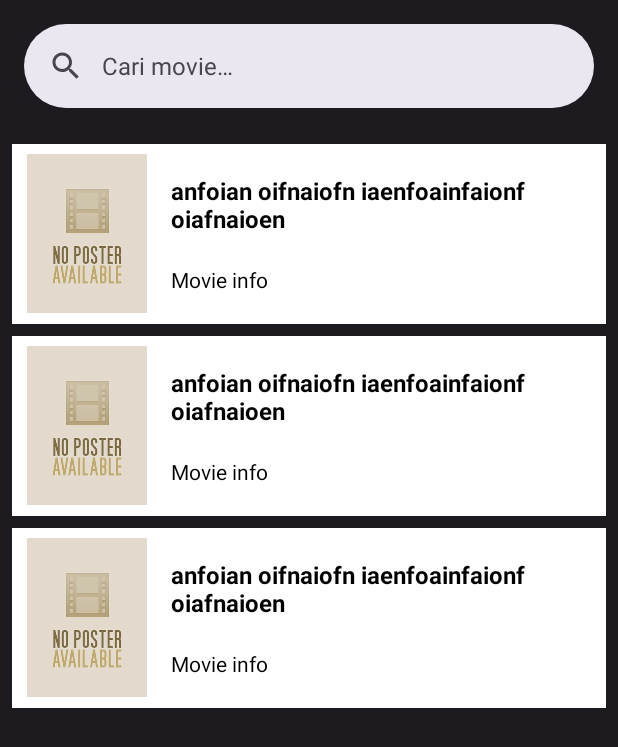
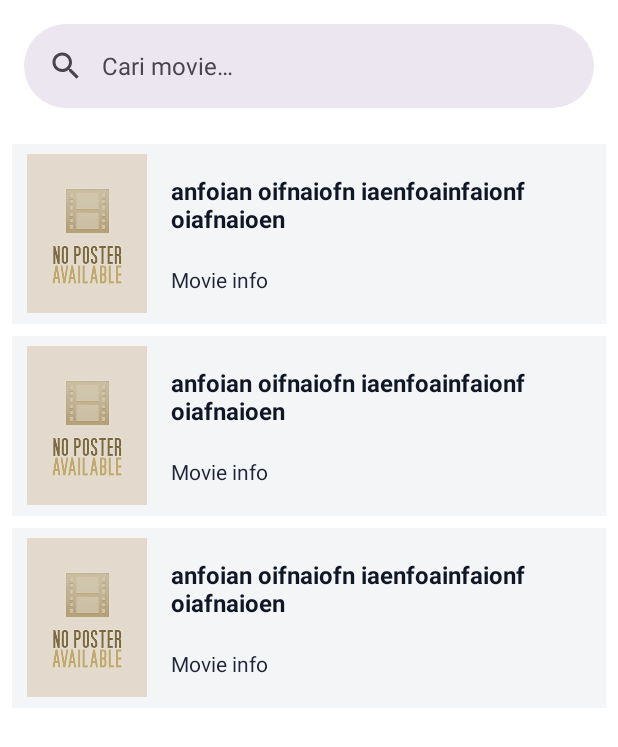
Before and after one commit to irgiys/MyMovieList, an Android app: the layout activity_main.xml on its own in the app's theme, with its tools: preview values and no code run, on a phone screen of 412 x 824 dp. Shown: the top 747 px of the screen. Run offline under Robolectric (Android 15) with nearby library versions, the phone set to English and light mode, and no system bars.

Commit message:
85 percent

```diff
--- a/app/src/main/java/com/ourapps/mymovielist/ui/MovieDetailActivity.kt
+++ b/app/src/main/java/com/ourapps/mymovielist/ui/MovieDetailActivity.kt
@@ -139,4 +139,8 @@ class MovieDetailActivity : AppCompatActivity(), View.OnClickListener {
             this.visibility = View.GONE
         }
     }
+    @Suppress("DEPRECATION")
+    fun onBackPressed(view: View) {
+        super.onBackPressed()
+    }
 }
--- a/app/src/main/res/layout/activity_main.xml
+++ b/app/src/main/res/layout/activity_main.xml
@@ -29,15 +29,15 @@
             android:id="@+id/searchBar"
             android:layout_width="match_parent"
             android:layout_height="wrap_content"
-            android:hint="@string/searchbar_hint">
-
-        </com.google.android.material.search.SearchBar>
+            android:hint="@string/searchbar_hint" />
     </androidx.appcompat.widget.Toolbar>
 
     <com.google.android.material.search.SearchView
         android:id="@+id/searchView"
         android:layout_width="0dp"
         android:layout_height="0dp"
+        android:background="#00854545"
+        android:backgroundTint="#B42424"
         android:hint="@string/searchbar_hint"
         app:layout_anchor="@id/toolbar"
         app:layout_constraintBottom_toBottomOf="parent"
--- a/app/src/main/res/layout/activity_movie_detail.xml
+++ b/app/src/main/res/layout/activity_movie_detail.xml
@@ -5,6 +5,7 @@
     android:id="@+id/main"
     android:layout_width="match_parent"
     android:layout_height="match_parent"
+    android:background="?attr/colorAccent"
     tools:context=".ui.MovieDetailActivity">
 
     <com.google.android.material.appbar.AppBarLayout
@@ -84,7 +85,7 @@
                 android:id="@+id/tv_genre"
                 android:layout_width="wrap_content"
                 android:layout_height="wrap_content"
-                android:layout_marginVertical="2dp"
+                android:layout_marginVertical="4dp"
                 android:text="@string/genre"
                 android:visibility="visible" />
 
--- a/app/src/main/res/layout/movie_item.xml
+++ b/app/src/main/res/layout/movie_item.xml
@@ -7,7 +7,7 @@
     android:layout_marginTop="8dp"
     android:paddingHorizontal="10dp"
     android:layout_marginHorizontal="8dp"
-    android:background="@color/design_default_color_on_primary"
+    android:background="?attr/colorAccent"
     >
 
     <ImageView
@@ -33,7 +33,7 @@
             app:layout_constraintStart_toEndOf="@id/poster"
             app:layout_constraintEnd_toEndOf="parent"
             app:layout_constraintBottom_toTopOf="@id/tv_info"
-            android:textColor="@color/black"
+            android:textColor="?attr/colorPrimary"
             android:textSize="16sp"
             android:textStyle="bold"
             tools:text="anfoian oifnaiofn iaenfoainfaionf oiafnaioen" />
@@ -48,7 +48,7 @@
             app:layout_constraintTop_toBottomOf="@id/tv_title"
             app:layout_constraintEnd_toEndOf="parent"
             app:layout_constraintBottom_toBottomOf="parent"
-            android:textColor="@color/black"
+            android:textColor="?attr/colorSecondary"
             tools:text="@string/movie_info"
             />
 
--- a/app/src/main/res/values-night/themes.xml
+++ b/app/src/main/res/values-night/themes.xml
@@ -3,5 +3,15 @@
     <style name="Base.Theme.MyMovieList" parent="Theme.Material3.DayNight.NoActionBar">
         <!-- Customize your dark theme here. -->
         <!-- <item name="colorPrimary">@color/my_dark_primary</item> -->
+         <item name="colorOnBackground">@color/dark_primary</item>
+        <item name="colorAccent">@color/dark_secondary</item>
+        <item name="colorSurface">@color/dark_bg</item>
+
+
+        <item name="colorPrimary">@color/dark_text1</item>
+        <item name="colorSecondary">@color/dark_text2</item>
+
+        <item name="android:navigationBarColor">@color/dark_primary</item>
+        <item name="android:statusBarColor">@color/dark_primary</item>
     </style>
 </resources>
--- a/app/src/main/res/values/colors.xml
+++ b/app/src/main/res/values/colors.xml
@@ -2,4 +2,25 @@
 <resources>
     <color name="black">#FF000000</color>
     <color name="white">#FFFFFFFF</color>
+
+    <!--  dark -->
+    <color name="dark_primary">#0F1626</color>
+    <color name="dark_secondary">#1E2436</color>
+    <color name="dark_bg">#363C4E</color>
+
+    <color name="dark_text1">#FFFFFF</color>
+    <color name="dark_text2">#E0E0E0</color>
+
+
+    <!-- light -->
+    <color name="light_primary">#FFFFFF</color>
+    <color name="light_secondary">#F3F5F7</color>
+    <color name="light_bg">#9B9B9B</color>
+
+    <color name="light_text1">#0F1626</color>
+    <color name="light_text2">#1E2436</color>
+
+
+
+
 </resources>
--- a/app/src/main/res/values/themes.xml
+++ b/app/src/main/res/values/themes.xml
@@ -3,6 +3,17 @@
     <style name="Base.Theme.MyMovieList" parent="Theme.Material3.DayNight.NoActionBar">
         <!-- Customize your light theme here. -->
         <!-- <item name="colorPrimary">@color/my_light_primary</item> -->
+        <item name="colorOnBackground">@color/light_primary</item>
+        <item name="colorAccent">@color/light_secondary</item>
+        <item name="colorSurface">@color/light_secondary</item>
+
+
+        <item name="colorPrimary">@color/light_text1</item>
+        <item name="colorSecondary">@color/light_text2</item>
+
+        <item name="android:navigationBarColor">@color/light_secondary</item>
+        <item name="android:statusBarColor">@color/dark_primary</item>
+
     </style>
 
     <style name="Theme.MyMovieList" parent="Base.Theme.MyMovieList" />
```
